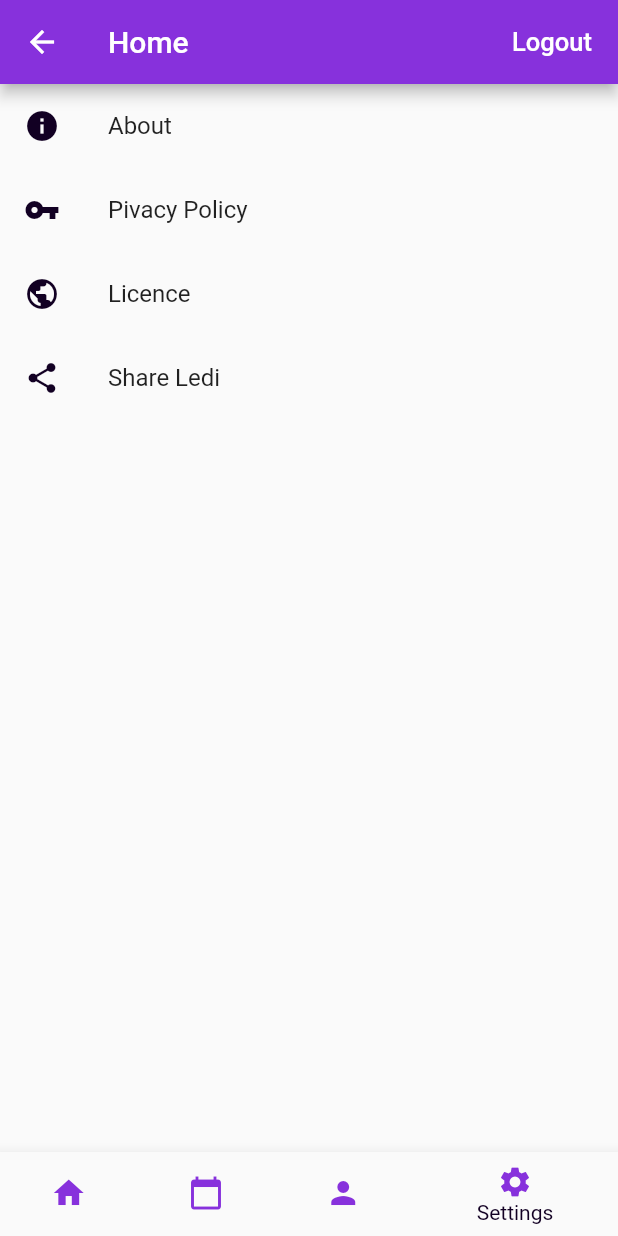
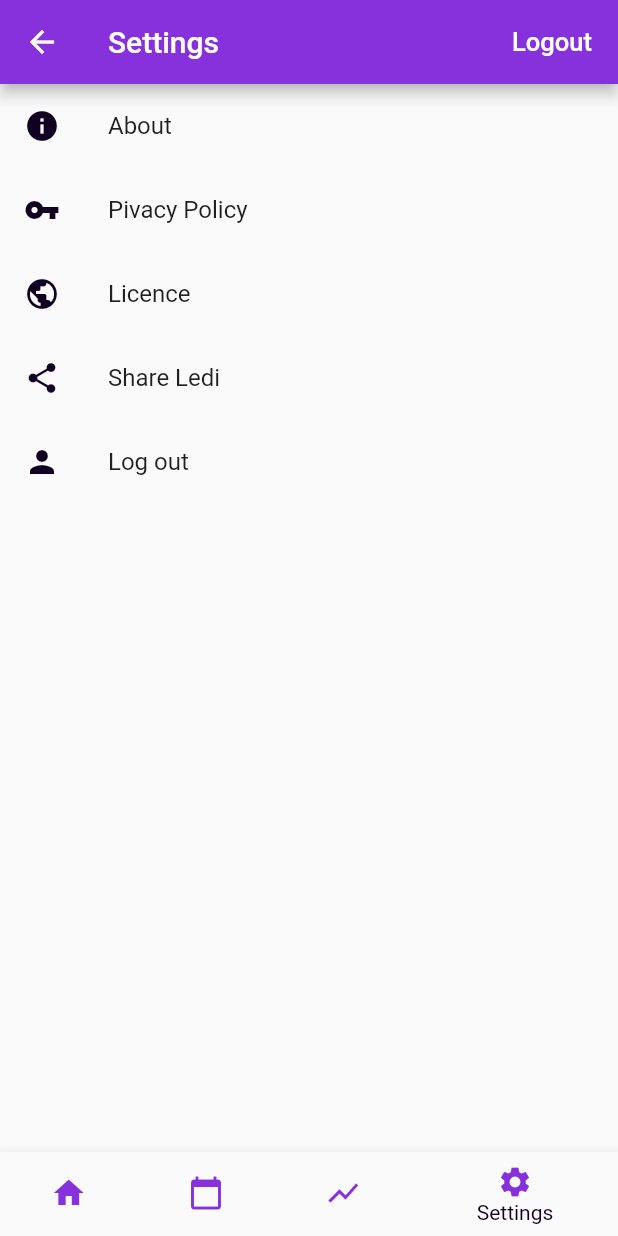
Before and after one commit to Pogayo/Ledi-mobile, a Flutter app: the Home screen opened directly, item 4 of the bottom bar chosen, after a tap on "Logout", on a phone screen of 412 x 824 dp. Run offline on Flutter 3.47's test engine with Material 2 defaults, Android fonts, the phone set to English and light mode, and no system bars; our stand-ins replace firebase_auth; accounts and stored records are empty.

Commit message:
Created calender, current cycle and cycle analysis

```diff
--- a/lib/Settings.dart
+++ b/lib/Settings.dart
@@ -2,15 +2,40 @@ import 'package:flutter/material.dart';
 import 'licence.dart';
 import 'privacy_policy.dart';
 import 'about.dart';
-import 'licence.dart';
+import 'authentication.dart';
+
 
 
 class Settings extends StatelessWidget{
+  Settings({Key key, this.auth,this.logoutCallback}): super(key: key);
+  final BaseAuth auth;
+  final VoidCallback logoutCallback;
+
+
+  _signOut() async {
+    try {
+      await auth.signOut();
+      logoutCallback();
+    } catch (e) {
+      print(e);
+    }
+  }
 
   @override
   Widget build(BuildContext context){
 
-    return  ListView(
+    return Scaffold(
+        appBar: AppBar(
+        title:Text("Settings"),
+            actions: <Widget>[
+          new FlatButton(
+              child: new Text('Logout',
+                  style: new TextStyle(fontSize: 17.0, color: Colors.white)),
+              onPressed:_signOut)
+        ],
+//
+    ),
+    body:  ListView(
       children: <Widget>[
         ListTile(
           leading: Icon(Icons.info,color:Color(0xff120023)),
@@ -44,7 +69,13 @@ class Settings extends StatelessWidget{
           color:Color(0xff120023)),
           title: Text('Share Ledi'),
         ),
+        ListTile(
+          leading: Icon(Icons.person,
+              color:Color(0xff120023)),
+          title: Text('Log out'),
+          onTap: _signOut,
+        ),
       ],
-    );
+    ));
   }
 }
--- /dev/null
+++ b/lib/current_cycle.dart
@@ -0,0 +1,24 @@
+import 'package:flutter/material.dart';
+
+
+class CurrentCycle extends StatefulWidget{
+
+  @override
+  State<StatefulWidget> createState() {
+    return _CurrentCycleState();
+  }
+
+}
+class _CurrentCycleState extends State<CurrentCycle>{
+
+  @override
+  Widget build(BuildContext context) {
+
+    return Scaffold(
+      appBar:AppBar(title:Text("Current Cycle")),
+      body: Container(
+      color: Colors.yellow,
+    ));
+  }
+
+}
--- a/lib/home.dart
+++ b/lib/home.dart
@@ -2,6 +2,9 @@ import 'package:flutter/material.dart';
 import 'placeholder_widget.dart';
 import 'authentication.dart';
 import 'Settings.dart';
+import 'current_cycle.dart';
+import 'cycle_analysis.dart';
+import 'calender.dart';
 
 
 class Home extends StatefulWidget {
@@ -20,14 +23,8 @@ class Home extends StatefulWidget {
 
 class _HomeState extends State<Home> {
   int _currentIndex=0;
-  final List<Widget> _children =[
-    PlaceholderWidget(Colors.white),
-    PlaceholderWidget(Colors.deepOrange),
-    PlaceholderWidget(Colors.green),
-    Settings()
-  ];
 
-  _signOut() async {
+  void _signOut() async {
     try {
       await widget.auth.signOut();
       widget.logoutCallback();
@@ -40,17 +37,25 @@ class _HomeState extends State<Home> {
 
     @override
   Widget build(BuildContext context) {
-    return Scaffold(
-      appBar: AppBar(
-        title: Text('Home'),
-        actions: <Widget>[
-          new FlatButton(
-              child: new Text('Logout',
-                  style: new TextStyle(fontSize: 17.0, color: Colors.white)),
-              onPressed:_signOut)
-        ],
 
-      ),
+      final List<Widget> _children =[
+        CurrentCycle(),
+        Calender(),
+        CycleAnalysis(),
+        Settings(auth:widget.auth,logoutCallback:widget.logoutCallback)
+      ];
+
+      return Scaffold(
+//      appBar: AppBar(
+//        title: Text('Welcome, Lady!'),
+//        actions: <Widget>[
+//          new FlatButton(
+//              child: new Text('Logout',
+//                  style: new TextStyle(fontSize: 17.0, color: Colors.white)),
+//              onPressed:_signOut)
+//        ],
+//
+//      ),
       body: _children[_currentIndex],
       bottomNavigationBar: BottomNavigationBar(
         onTap: onTabTapped, // new
@@ -68,14 +73,14 @@ class _HomeState extends State<Home> {
             title: new Text('Calender'),
           ),
           BottomNavigationBarItem(
-              icon: Icon(Icons.person, color: Color(0xff8731DC)),
+              icon: Icon(Icons.show_chart, color: Color(0xff8731DC)),
               title: Text('Profile')
           )
           ,
           BottomNavigationBarItem(
               icon: Icon(Icons.settings, color: Color(0xff8731DC)),
               title: Text('Settings')
-          )
+          ),
         ],
       ),
     );
```
Also changed, not shown: lib/calender.dart (added, +24 -0 lines), lib/cycle_analysis.dart (added, +22 -0 lines).
